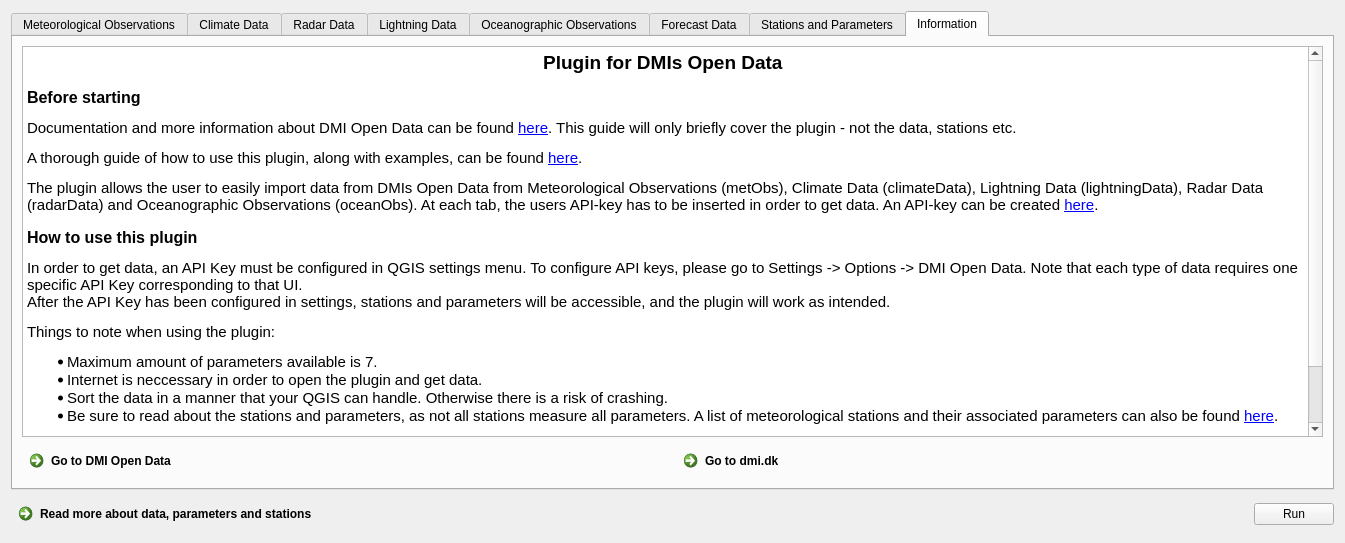
Old version of the form DMI_Open_Data_dialog_base.ui in the repository dmidk/Open-Data-QGIS-plugin.
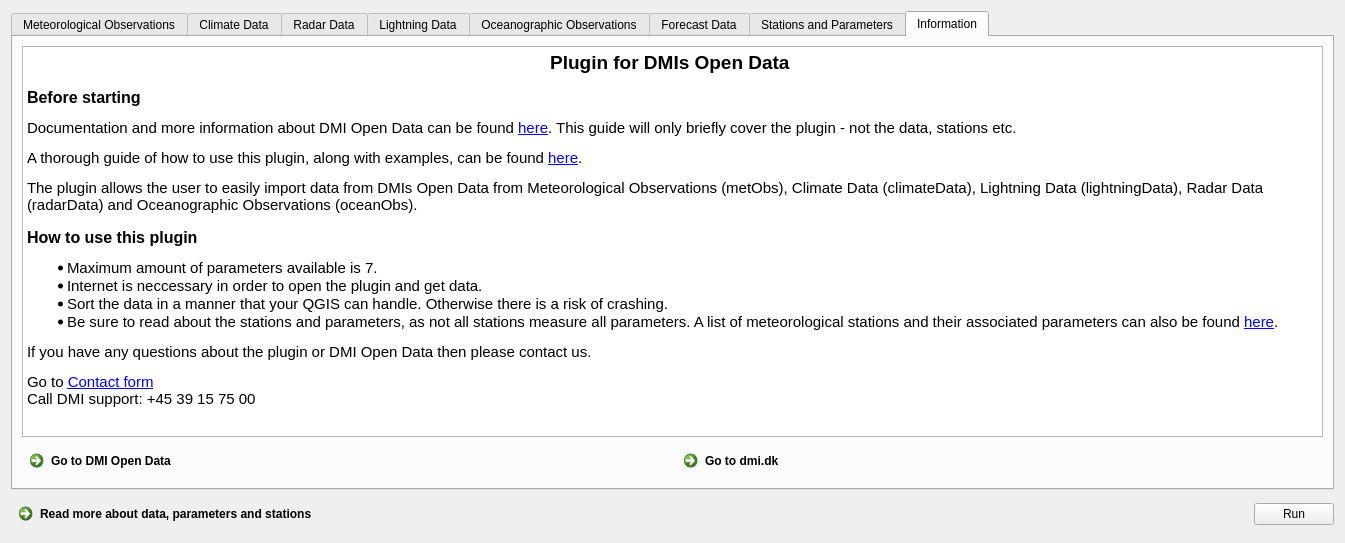
New version of the form. The open tabs and pages were chosen to show the change.

Commit message: Change DMI open data API url and remove api-keys

```diff
--- a/DMI_Open_Data_dialog_base.ui
+++ b/DMI_Open_Data_dialog_base.ui
@@ -2926,16 +2926,15 @@
 &lt;/style&gt;&lt;/head&gt;&lt;body style=&quot; font-family:'MS Shell Dlg 2'; font-size:8pt; font-weight:400; font-style:normal;&quot;&gt;
 &lt;p align=&quot;center&quot; style=&quot; margin-top:18px; margin-bottom:12px; margin-left:0px; margin-right:0px; -qt-block-indent:0; text-indent:0px;&quot;&gt;&lt;span style=&quot; font-size:14pt; font-weight:600;&quot;&gt;Plugin for DMIs Open Data &lt;/span&gt;&lt;/p&gt;
 &lt;p style=&quot; margin-top:14px; margin-bottom:12px; margin-left:0px; margin-right:0px; -qt-block-indent:0; text-indent:0px;&quot;&gt;&lt;span style=&quot; font-size:12pt; font-weight:600;&quot;&gt;Before starting&lt;/span&gt;&lt;/p&gt;
-&lt;p style=&quot; margin-top:12px; margin-bottom:12px; margin-left:0px; margin-right:0px; -qt-block-indent:0; text-indent:0px;&quot;&gt;&lt;span style=&quot; font-size:11pt;&quot;&gt;Documentation and more information about DMI Open Data can be found &lt;/span&gt;&lt;a href=&quot;https://confluence.govcloud.dk/display/FDAPI/Danish+Meteorological+Institute+-+Open+Data&quot;&gt;&lt;span style=&quot; font-size:11pt; text-decoration: underline; color:#0000ff;&quot;&gt;here&lt;/span&gt;&lt;/a&gt;&lt;span style=&quot; font-size:11pt;&quot;&gt;. This guide will only briefly cover the plugin - not the data, stations etc.&lt;/span&gt;&lt;/p&gt;
+&lt;p style=&quot; margin-top:12px; margin-bottom:12px; margin-left:0px; margin-right:0px; -qt-block-indent:0; text-indent:0px;&quot;&gt;&lt;span style=&quot; font-size:11pt;&quot;&gt;Documentation and more information about DMI Open Data can be found &lt;/span&gt;&lt;a href=&quot;https://www.dmi.dk/frie-data&quot;&gt;&lt;span style=&quot; font-size:11pt; text-decoration: underline; color:#0000ff;&quot;&gt;here&lt;/span&gt;&lt;/a&gt;&lt;span style=&quot; font-size:11pt;&quot;&gt;. This guide will only briefly cover the plugin - not the data, stations etc.&lt;/span&gt;&lt;/p&gt;
 &lt;p style=&quot; margin-top:12px; margin-bottom:12px; margin-left:0px; margin-right:0px; -qt-block-indent:0; text-indent:0px;&quot;&gt;&lt;span style=&quot; font-size:11pt;&quot;&gt;A thorough guide of how to use this plugin, along with examples, can be found &lt;/span&gt;&lt;a href=&quot;https://github.com/dmidk/Open-Data-QGIS-plugin/blob/master/Guide.md&quot;&gt;&lt;span style=&quot; font-size:11pt; text-decoration: underline; color:#0000ff;&quot;&gt;here&lt;/span&gt;&lt;/a&gt;&lt;span style=&quot; font-size:11pt;&quot;&gt;. &lt;/span&gt;&lt;/p&gt;
-&lt;p style=&quot; margin-top:12px; margin-bottom:12px; margin-left:0px; margin-right:0px; -qt-block-indent:0; text-indent:0px;&quot;&gt;&lt;span style=&quot; font-size:11pt;&quot;&gt;The plugin allows the user to easily import data from DMIs Open Data from Meteorological Observations (metObs), Climate Data (climateData), Lightning Data (lightningData), Radar Data (radarData) and Oceanographic Observations (oceanObs). At each tab, the users API-key has to be inserted in order to get data. An API-key can be created &lt;/span&gt;&lt;a href=&quot;https://confluence.govcloud.dk/display/FDAPI/User+Creation&quot;&gt;&lt;span style=&quot; font-size:11pt; text-decoration: underline; color:#0000ff;&quot;&gt;here&lt;/span&gt;&lt;/a&gt;&lt;span style=&quot; font-size:11pt;&quot;&gt;.&lt;/span&gt;&lt;/p&gt;
+&lt;p style=&quot; margin-top:12px; margin-bottom:12px; margin-left:0px; margin-right:0px; -qt-block-indent:0; text-indent:0px;&quot;&gt;&lt;span style=&quot; font-size:11pt;&quot;&gt;The plugin allows the user to easily import data from DMIs Open Data from Meteorological Observations (metObs), Climate Data (climateData), Lightning Data (lightningData), Radar Data (radarData) and Oceanographic Observations (oceanObs).&lt;/span&gt;&lt;/p&gt;
 &lt;p style=&quot; margin-top:14px; margin-bottom:12px; margin-left:0px; margin-right:0px; -qt-block-indent:0; text-indent:0px;&quot;&gt;&lt;span style=&quot; font-size:12pt; font-weight:600;&quot;&gt;How to use this plugin&lt;/span&gt;&lt;/p&gt;
-&lt;p style=&quot; margin-top:12px; margin-bottom:12px; margin-left:0px; margin-right:0px; -qt-block-indent:0; text-indent:0px;&quot;&gt;&lt;span style=&quot; font-size:11pt;&quot;&gt;In order to get data, an API Key must be configured in QGIS settings menu. To configure API keys, please go to Settings -&amp;gt; Options -&amp;gt; DMI Open Data. Note that each type of data requires one specific API Key corresponding to that UI. &lt;br /&gt;After the API Key has been configured in settings, stations and parameters will be accessible, and the plugin will work as intended. &lt;/span&gt;&lt;/p&gt;
-&lt;p style=&quot; margin-top:12px; margin-bottom:12px; margin-left:0px; margin-right:0px; -qt-block-indent:0; text-indent:0px;&quot;&gt;&lt;span style=&quot; font-size:11pt;&quot;&gt;Things to note when using the plugin: &lt;/span&gt;&lt;/p&gt;
+&lt;p style=&quot; margin-top:12px; margin-bottom:12px; margin-left:0px; margin-right:0px; -qt-block-indent:0; text-indent:0px;&quot;&gt;&lt;span style=&quot; font-size:11pt;&quot;&gt;&lt;/span&gt;&lt;/p&gt;
 &lt;ul style=&quot;margin-top: 0px; margin-bottom: 0px; margin-left: 0px; margin-right: 0px; -qt-list-indent: 1;&quot;&gt;&lt;li style=&quot; font-size:11pt;&quot; style=&quot; margin-top:12px; margin-bottom:0px; margin-left:0px; margin-right:0px; -qt-block-indent:0; text-indent:0px;&quot;&gt;Maximum amount of parameters available is 7.&lt;/li&gt;
 &lt;li style=&quot; font-size:11pt;&quot; style=&quot; margin-top:0px; margin-bottom:0px; margin-left:0px; margin-right:0px; -qt-block-indent:0; text-indent:0px;&quot;&gt;Internet is neccessary in order to open the plugin and get data.&lt;/li&gt;
 &lt;li style=&quot; font-size:11pt;&quot; style=&quot; margin-top:0px; margin-bottom:0px; margin-left:0px; margin-right:0px; -qt-block-indent:0; text-indent:0px;&quot;&gt;Sort the data in a manner that your QGIS can handle. Otherwise there is a risk of crashing.&lt;/li&gt;
-&lt;li style=&quot; font-size:11pt;&quot; style=&quot; margin-top:0px; margin-bottom:12px; margin-left:0px; margin-right:0px; -qt-block-indent:0; text-indent:0px;&quot;&gt;Be sure to read about the stations and parameters, as not all stations measure all parameters. A list of meteorological stations and their associated parameters can also be found &lt;a href=&quot;https://confluence.govcloud.dk/pages/viewpage.action?pageId=53086560&quot;&gt;&lt;span style=&quot; text-decoration: underline; color:#0000ff;&quot;&gt;here&lt;/span&gt;&lt;/a&gt;.&lt;/li&gt;&lt;/ul&gt;
+&lt;li style=&quot; font-size:11pt;&quot; style=&quot; margin-top:0px; margin-bottom:12px; margin-left:0px; margin-right:0px; -qt-block-indent:0; text-indent:0px;&quot;&gt;Be sure to read about the stations and parameters, as not all stations measure all parameters. A list of meteorological stations and their associated parameters can also be found &lt;a href=&quot;https://www.dmi.dk/friedata/dokumentation/data/met-obs-data-stations-historical-availability&quot;&gt;&lt;span style=&quot; text-decoration: underline; color:#0000ff;&quot;&gt;here&lt;/span&gt;&lt;/a&gt;.&lt;/li&gt;&lt;/ul&gt;
 &lt;p style=&quot; margin-top:12px; margin-bottom:12px; margin-left:0px; margin-right:0px; -qt-block-indent:0; text-indent:0px;&quot;&gt;&lt;span style=&quot; font-size:11pt;&quot;&gt;If you have any questions about the plugin or DMI Open Data then please contact us. &lt;/span&gt;&lt;/p&gt;
 &lt;p style=&quot; margin-top:12px; margin-bottom:12px; margin-left:0px; margin-right:0px; -qt-block-indent:0; text-indent:0px;&quot;&gt;&lt;span style=&quot; font-size:11pt;&quot;&gt;Go to &lt;/span&gt;&lt;a href=&quot;https://www.dmi.dk/kontakt/frie-data/&quot;&gt;&lt;span style=&quot; font-size:11pt; text-decoration: underline; color:#0000ff;&quot;&gt;Contact form&lt;/span&gt;&lt;/a&gt;&lt;span style=&quot; font-size:11pt; font-weight:600;&quot;&gt;&lt;br /&gt;&lt;/span&gt;&lt;span style=&quot; font-size:11pt;&quot;&gt;Call DMI support: +45 39 15 75 00 &lt;/span&gt;&lt;/p&gt;&lt;/body&gt;&lt;/html&gt;</string>
          </property>
```
The commit also changes 16 other files.
